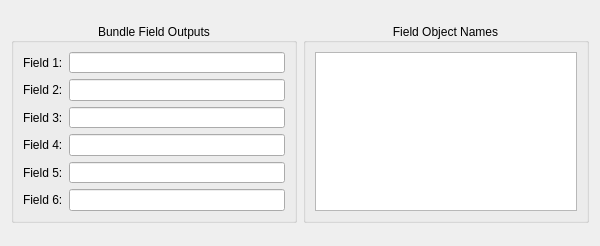
Before: the Qt Designer form src/Interface/Modules/Bundle/GetFieldsFromBundleDialog.ui in SCIInstitute/SCIRun, drawn with Qt 5.
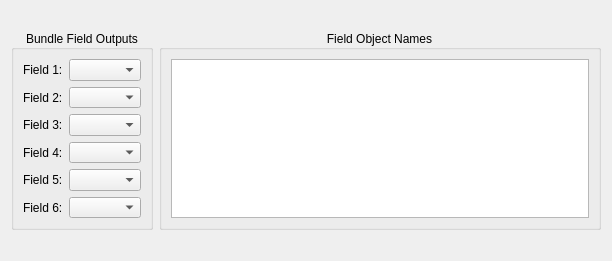
After: the same form once the commit is applied.

The edit to the form file:
```diff
--- a/src/Interface/Modules/Bundle/GetFieldsFromBundleDialog.ui
+++ b/src/Interface/Modules/Bundle/GetFieldsFromBundleDialog.ui
@@ -6,8 +6,8 @@
    <rect>
     <x>0</x>
     <y>0</y>
-    <width>600</width>
-    <height>246</height>
+    <width>612</width>
+    <height>261</height>
    </rect>
   </property>
   <property name="minimumSize">
@@ -40,10 +40,7 @@
      <property name="alignment">
       <set>Qt::AlignCenter</set>
      </property>
-     <layout class="QFormLayout" name="formLayout">
-      <property name="fieldGrowthPolicy">
-       <enum>QFormLayout::AllNonFixedFieldsGrow</enum>
-      </property>
+     <layout class="QGridLayout" name="gridLayout_2">
       <item row="0" column="0">
        <widget class="QLabel" name="label">
         <property name="text">
@@ -51,9 +48,6 @@
         </property>
        </widget>
       </item>
-      <item row="0" column="1">
-       <widget class="QLineEdit" name="field1NameLineEdit_"/>
-      </item>
       <item row="1" column="0">
        <widget class="QLabel" name="label_2">
         <property name="text">
@@ -61,9 +55,6 @@
         </property>
        </widget>
       </item>
-      <item row="1" column="1">
-       <widget class="QLineEdit" name="field2NameLineEdit_"/>
-      </item>
       <item row="2" column="0">
        <widget class="QLabel" name="label_3">
         <property name="text">
@@ -71,9 +62,6 @@
         </property>
        </widget>
       </item>
-      <item row="2" column="1">
-       <widget class="QLineEdit" name="field3NameLineEdit_"/>
-      </item>
       <item row="3" column="0">
        <widget class="QLabel" name="label_4">
         <property name="text">
@@ -81,9 +69,6 @@
         </property>
        </widget>
       </item>
-      <item row="3" column="1">
-       <widget class="QLineEdit" name="field4NameLineEdit_"/>
-      </item>
       <item row="4" column="0">
        <widget class="QLabel" name="label_5">
         <property name="text">
@@ -91,18 +76,30 @@
         </property>
        </widget>
       </item>
-      <item row="4" column="1">
-       <widget class="QLineEdit" name="field5NameLineEdit_"/>
-      </item>
-      <item row="6" column="0">
+      <item row="5" column="0">
        <widget class="QLabel" name="label_6">
         <property name="text">
          <string>Field 6:</string>
         </property>
        </widget>
       </item>
-      <item row="6" column="1">
-       <widget class="QLineEdit" name="field6NameLineEdit_"/>
+      <item row="0" column="1">
+       <widget class="QComboBox" name="fieldComboBox1_"/>
+      </item>
+      <item row="1" column="1">
+       <widget class="QComboBox" name="fieldComboBox2_"/>
+      </item>
+      <item row="2" column="1">
+       <widget class="QComboBox" name="fieldComboBox3_"/>
+      </item>
+      <item row="3" column="1">
+       <widget class="QComboBox" name="fieldComboBox4_"/>
+      </item>
+      <item row="4" column="1">
+       <widget class="QComboBox" name="fieldComboBox5_"/>
+      </item>
+      <item row="5" column="1">
+       <widget class="QComboBox" name="fieldComboBox6_"/>
       </item>
      </layout>
     </widget>
@@ -123,14 +120,7 @@
      </property>
      <layout class="QGridLayout" name="gridLayout">
       <item row="0" column="0">
-       <widget class="QTextEdit" name="fieldNameListTextEdit_">
-        <property name="maximumSize">
-         <size>
-          <width>16777215</width>
-          <height>165</height>
-         </size>
-        </property>
-       </widget>
+       <widget class="QListWidget" name="fieldObjectListWidget_"/>
       </item>
      </layout>
     </widget>
```
